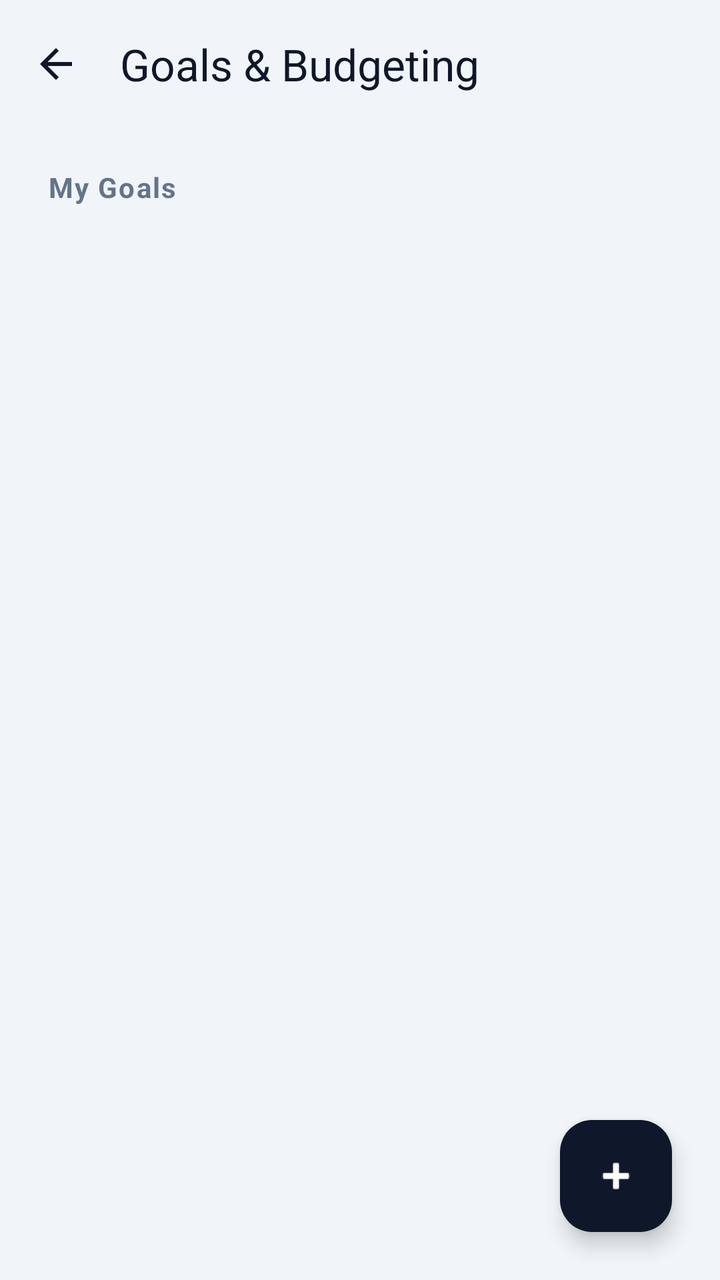
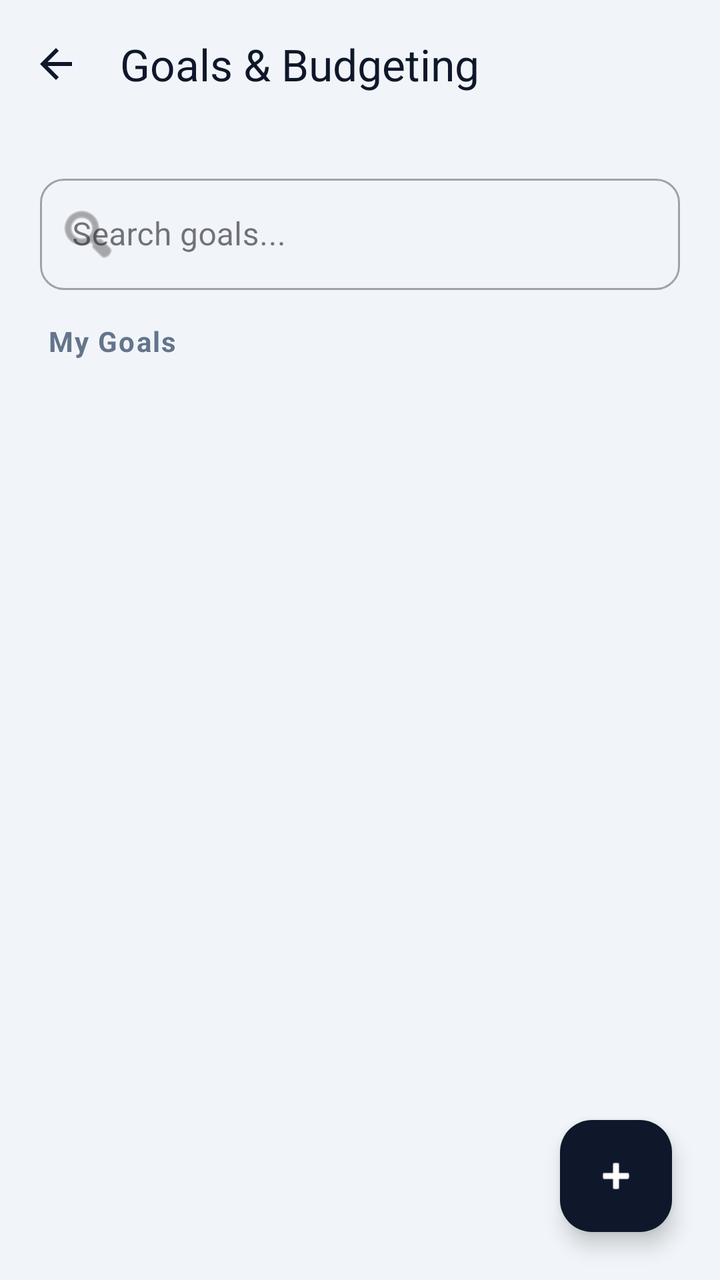

An Android layout rendered at two revisions. The XML below is the earlier revision; the diff shows what the commit changed to produce the second picture.
<!-- AndroidManifest.xml: application theme Theme.EliasFinalproject -->
<!-- res/layout/activity_goals_budgeting.xml -->
<?xml version="1.0" encoding="utf-8"?>
<androidx.coordinatorlayout.widget.CoordinatorLayout xmlns:android="http://schemas.android.com/apk/res/android"
    xmlns:app="http://schemas.android.com/apk/res-auto"
    xmlns:tools="http://schemas.android.com/tools"
    android:layout_width="match_parent"
    android:layout_height="match_parent"
    android:background="#F1F5F9"
    tools:context=".goalsAbudgeting">

    <com.google.android.material.appbar.AppBarLayout
        android:layout_width="match_parent"
        android:layout_height="wrap_content"
        android:background="@android:color/transparent"
        app:elevation="0dp">

        <com.google.android.material.appbar.MaterialToolbar
            android:id="@+id/toolbar"
            android:layout_width="match_parent"
            android:layout_height="?attr/actionBarSize"
            app:title="Goals &amp; Budgeting"
            app:titleTextColor="#0F172A"
            app:navigationIcon="?attr/homeAsUpIndicator"
            app:navigationIconTint="#0F172A" />
    </com.google.android.material.appbar.AppBarLayout>

    <androidx.core.widget.NestedScrollView
        android:layout_width="match_parent"
        android:layout_height="match_parent"
        app:layout_behavior="@string/appbar_scrolling_view_behavior">

        <LinearLayout
            android:layout_width="match_parent"
            android:layout_height="wrap_content"
            android:orientation="vertical"
            android:padding="20dp">

            <TextView
                android:id="@+id/goalsTitle"
                android:layout_width="wrap_content"
                android:layout_height="wrap_content"
                android:layout_marginStart="4dp"
                android:layout_marginBottom="12dp"
                android:text="My Goals"
                android:textColor="#64748B"
                android:textSize="14sp"
                android:textStyle="bold"
                android:letterSpacing="0.05" />

            <androidx.recyclerview.widget.RecyclerView
                android:id="@+id/goalsRecyclerView"
                android:layout_width="match_parent"
                android:layout_height="wrap_content"
                android:layout_marginBottom="24dp"
                android:clipToPadding="false"
                tools:itemCount="2"
                tools:listitem="@layout/item_goal" />

        </LinearLayout>
    </androidx.core.widget.NestedScrollView>

    <com.google.android.material.floatingactionbutton.FloatingActionButton
        android:id="@+id/addGoalFab"
        android:layout_width="wrap_content"
        android:layout_height="wrap_content"
        android:layout_gravity="bottom|end"
        android:layout_margin="24dp"
        android:src="@android:drawable/ic_input_add"
        app:backgroundTint="#0F172A"
        app:tint="@color/white"
        android:contentDescription="Add new goal" />

</androidx.coordinatorlayout.widget.CoordinatorLayout>
<!-- res/layout/item_goal.xml (included above) -->
<?xml version="1.0" encoding="utf-8"?>
<com.google.android.material.card.MaterialCardView xmlns:android="http://schemas.android.com/apk/res/android"
    xmlns:app="http://schemas.android.com/apk/res-auto"
    android:layout_width="match_parent"
    android:layout_height="wrap_content"
    android:layout_marginHorizontal="16dp"
    android:layout_marginVertical="8dp"
    app:cardCornerRadius="16dp"
    app:cardElevation="2dp"
    app:strokeColor="#E2E8F0"
    app:strokeWidth="1dp">

    <androidx.constraintlayout.widget.ConstraintLayout
        android:layout_width="match_parent"
        android:layout_height="wrap_content"
        android:padding="16dp">

        <TextView
            android:id="@+id/goalName"
            android:layout_width="0dp"
            android:layout_height="wrap_content"
            android:text="New Car"
            android:textColor="#0F172A"
            android:textSize="18sp"
            android:textStyle="bold"
            app:layout_constraintEnd_toStartOf="@+id/btnEditGoal"
            app:layout_constraintStart_toStartOf="parent"
            app:layout_constraintTop_toTopOf="parent" />

        <ImageButton
            android:id="@+id/btnEditGoal"
            android:layout_width="40dp"
            android:layout_height="40dp"
            android:background="?attr/selectableItemBackgroundBorderless"
            android:src="@android:drawable/ic_menu_edit"
            app:layout_constraintEnd_toEndOf="parent"
            app:layout_constraintTop_toTopOf="parent"
            app:tint="#64748B" />

        <TextView
            android:id="@+id/goalDate"
            android:layout_width="wrap_content"
            android:layout_height="wrap_content"
            android:layout_marginTop="4dp"
            android:text="Target: 12/12/2025"
            android:textColor="#64748B"
            android:textSize="14sp"
            app:layout_constraintStart_toStartOf="parent"
            app:layout_constraintTop_toBottomOf="@id/goalName" />

        <LinearLayout
            android:id="@+id/linearLayout2"
            android:layout_width="match_parent"
            android:layout_height="wrap_content"
            android:layout_marginTop="16dp"
            android:orientation="horizontal"
            app:layout_constraintTop_toBottomOf="@id/goalDate">

            <TextView
                android:id="@+id/amountProgress"
                android:layout_width="0dp"
                android:layout_height="wrap_content"
                android:layout_weight="1"
                android:text="$0.00 / $5,000.00"
                android:textColor="#0F172A"
                android:textSize="14sp"
                android:textStyle="bold" />

            <TextView
                android:id="@+id/percentText"
                android:layout_width="wrap_content"
                android:layout_height="wrap_content"
                android:text="0%"
                android:textColor="#4F46E5"
                android:textSize="14sp"
                android:textStyle="bold" />
        </LinearLayout>

        <com.google.android.material.progressindicator.LinearProgressIndicator
            android:id="@+id/goalProgressBar"
            android:layout_width="match_parent"
            android:layout_height="wrap_content"
            android:layout_marginTop="8dp"
            android:progress="0"
            app:indicatorColor="#0F172A"
            app:layout_constraintTop_toBottomOf="@+id/linearLayout2"
            app:trackColor="#F1F5F9"
            app:trackCornerRadius="4dp"
            app:trackThickness="8dp" />

    </androidx.constraintlayout.widget.ConstraintLayout>
</com.google.android.material.card.MaterialCardView>
<!-- resources referenced by this layout -->
<resources>
  <color name="white">#FFFFFFFF</color>
  <style name="Theme.EliasFinalproject" parent="Base.Theme.EliasFinalproject" />
  <style name="Base.Theme.EliasFinalproject" parent="Theme.Material3.DayNight.NoActionBar">
          <item name="colorPrimary">@color/navy_blue</item>
          <item name="colorPrimaryVariant">@color/navy_blue</item>
          <item name="colorOnPrimary">@color/white</item>
      </style>
  <color name="navy_blue">#1A365D</color>
</resources>

<!-- the commit's change to res/layout/activity_goals_budgeting.xml (unified diff, before → after) -->
@@ -33,6 +33,26 @@
             android:layout_height="wrap_content"
             android:orientation="vertical"
             android:padding="20dp">
+
+            <com.google.android.material.textfield.TextInputLayout
+                android:id="@+id/searchLayout"
+                style="@style/Widget.MaterialComponents.TextInputLayout.OutlinedBox"
+                android:layout_width="match_parent"
+                android:layout_height="wrap_content"
+                android:layout_marginBottom="16dp"
+                android:hint="Search goals..."
+                app:startIconDrawable="@android:drawable/ic_menu_search"
+                app:boxCornerRadiusBottomEnd="12dp"
+                app:boxCornerRadiusBottomStart="12dp"
+                app:boxCornerRadiusTopEnd="12dp"
+                app:boxCornerRadiusTopStart="12dp">
+
+                <com.google.android.material.textfield.TextInputEditText
+                    android:id="@+id/etSearch"
+                    android:layout_width="match_parent"
+                    android:layout_height="wrap_content"
+                    android:inputType="text" />
+            </com.google.android.material.textfield.TextInputLayout>
 
             <TextView
                 android:id="@+id/goalsTitle"
